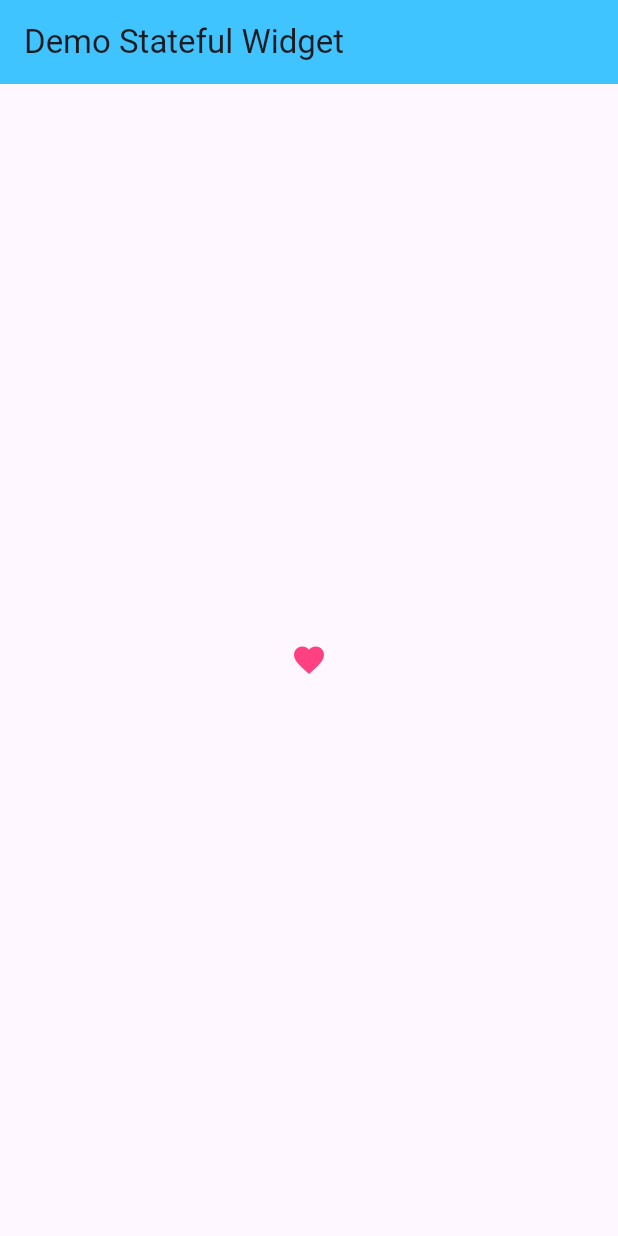
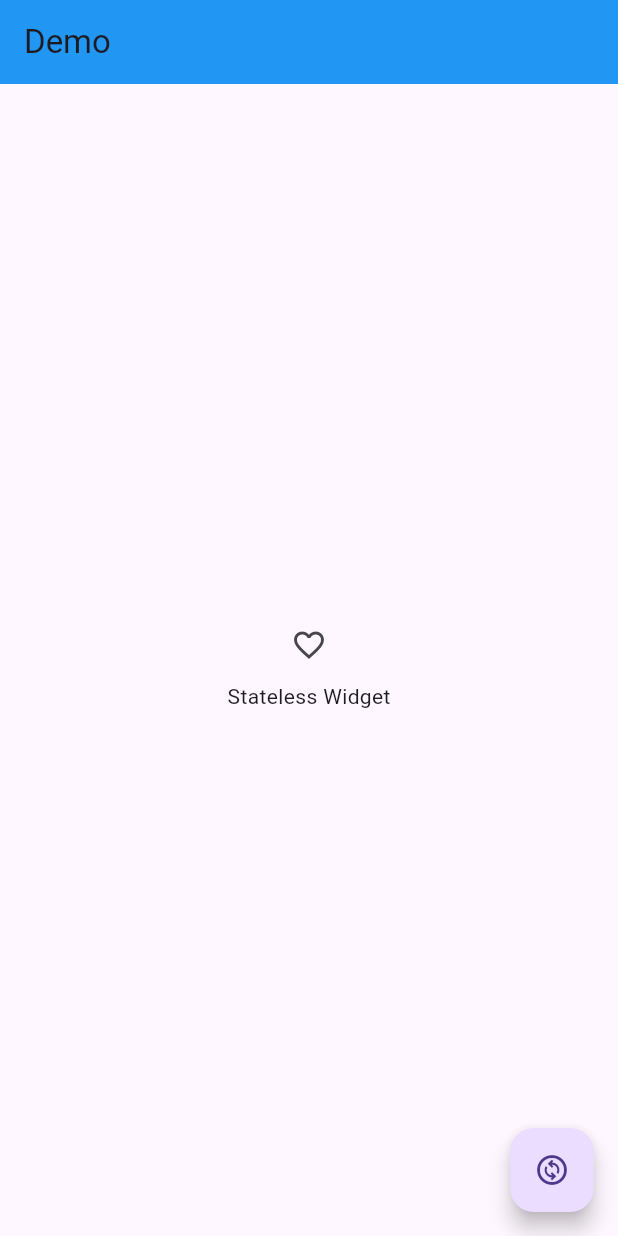
Before and after one commit to duaxuan/Hoc_Flutter, a Flutter app: the screen it shows after launch, on a phone screen of 412 x 824 dp. Run offline on Flutter 3.47's test engine with Material 3 defaults, Android fonts, the phone set to English and light mode, and no system bars.

Commit message:
Update Build context and lifecycle

```diff
--- /dev/null
+++ b/lib/Lifecycle/Lifecycle.dart
@@ -0,0 +1,47 @@
+import 'package:flutter/material.dart';
+import 'package:hoc_flutter/SatefullWidget/FavoriteButton.dart';
+
+class LifecycleDemo extends StatefulWidget {
+  const LifecycleDemo({super.key});
+
+  @override
+  State<LifecycleDemo> createState() => LifecycleDemoState();
+}
+
+class LifecycleDemoState extends State<LifecycleDemo> {
+  bool isStateful = false;
+
+  @override
+  Widget build(BuildContext context) {
+    return Scaffold(
+      appBar: AppBar(
+        backgroundColor: Colors.blue,
+        title: const Text('Demo'),
+      ),
+      body: Center(
+        child: Column(
+          mainAxisAlignment: MainAxisAlignment.center,
+          children: [
+            if (isStateful)
+              const FavoriteButton(isFavorite: true)
+            else
+              const FavoriteButton(isFavorite: false),
+            if (isStateful)
+              const Text('Stateful Widget')
+            else
+              const Text('Stateless Widget'),
+          ],
+        ),
+      ),
+      floatingActionButton: FloatingActionButton(
+        onPressed: () {
+          setState(() {
+            isStateful = !isStateful;
+          });
+        },
+        tooltip: 'Change',
+        child: const Icon(Icons.change_circle_outlined),
+      ), // This trailing comma makes auto-formatting nicer for build methods.
+    );
+  }
+}
--- a/lib/SatefullWidget/FavoriteButton.dart
+++ b/lib/SatefullWidget/FavoriteButton.dart
@@ -1,7 +1,7 @@
 import 'package:flutter/material.dart';
 
 class FavoriteButton extends StatefulWidget {
-  const FavoriteButton({Key? key, required this.isFavorite}) : super(key: key);
+  const FavoriteButton({super.key, required this.isFavorite});
 
   final bool isFavorite;
 
--- a/lib/SatefullWidget/Stateful.dart
+++ b/lib/SatefullWidget/Stateful.dart
@@ -2,7 +2,7 @@ import 'package:flutter/material.dart';
 import 'package:hoc_flutter/SatefullWidget/FavoriteButton.dart';
 
 class Stateful extends StatelessWidget {
-  const Stateful({Key? key}) : super(key: key);
+  const Stateful({super.key});
 
   @override
   Widget build(BuildContext context) {
--- a/lib/main.dart
+++ b/lib/main.dart
@@ -1,4 +1,6 @@
 import 'package:flutter/material.dart';
+import 'package:hoc_flutter/BuildContext/BuildContext.dart';
+import 'package:hoc_flutter/Lifecycle/Lifecycle.dart';
 import 'package:hoc_flutter/SatefullWidget/Stateful.dart';
 import 'package:hoc_flutter/StatelessWidget/Stateless.dart';
 
@@ -14,7 +16,9 @@
     return MaterialApp(
       title: "Flutter Demo",
       // home: Stateless(),
-      home: Stateful(),
+      // home: Stateful(),
+      // home: BuildContextDemo(),
+      home: LifecycleDemo(),
       debugShowCheckedModeBanner: false,
     );
   }
```
Also changed, not shown: lib/BuildContext/BottomSheet.dart (added, +27 -0 lines), lib/BuildContext/BuildContext.dart (added, +25 -0 lines).
